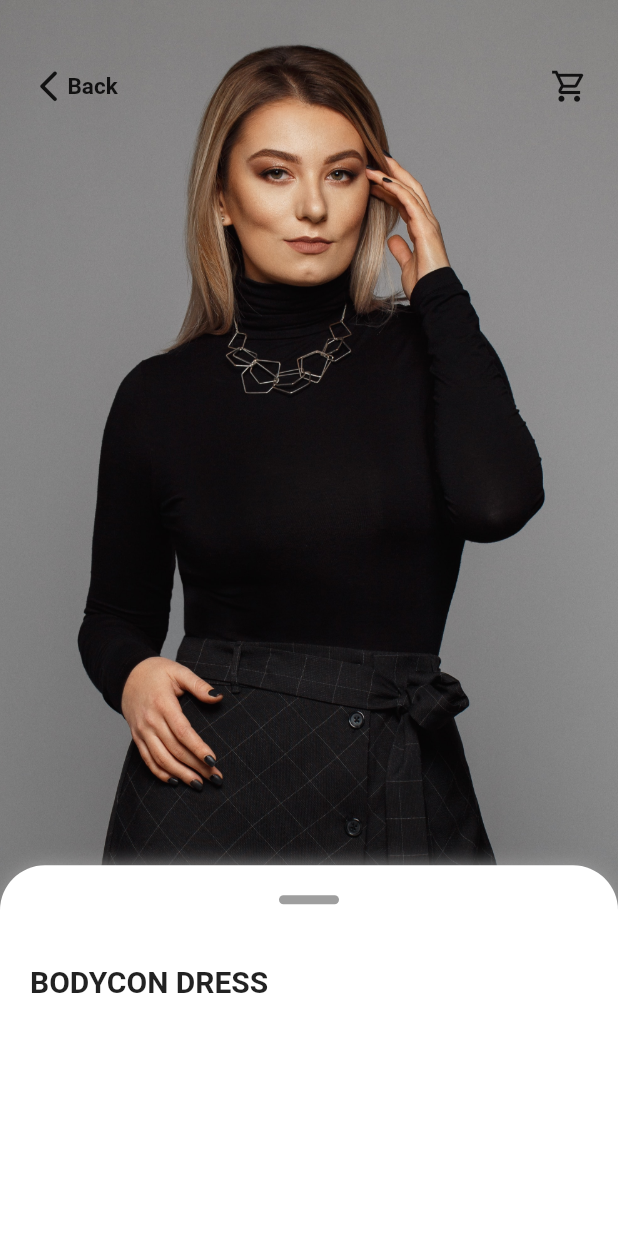
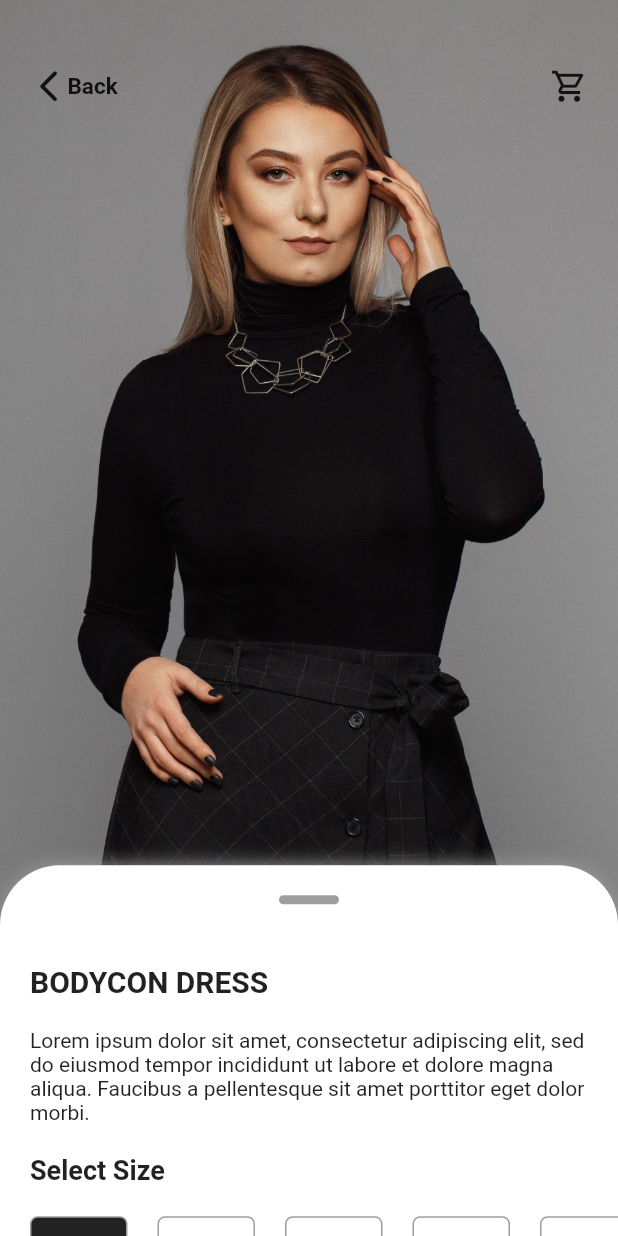
Before and after one commit to Reivu/ecommerce_app_ui, a Flutter app: the screen it shows after launch, after a tap on an icon or button, on a phone screen of 412 x 824 dp. Run offline on Flutter 3.47's test engine with Material 2 defaults, Android fonts, the phone set to English and light mode, and no system bars.

Commit message:
Update
Item Bottom Sheet

```diff
--- a/lib/screens/item_screen.dart
+++ b/lib/screens/item_screen.dart
@@ -1,9 +1,24 @@
 import 'package:ecommerce_app_ui/models/recommendations_model.dart';
 import 'package:flutter/material.dart';
 
-class ItemScreen extends StatelessWidget {
+class ItemScreen extends StatefulWidget {
   final Recommendations recommendations;
   const ItemScreen({Key? key, required this.recommendations}) : super(key: key);
+
+  @override
+  State<ItemScreen> createState() => _ItemScreenState();
+}
+
+class _ItemScreenState extends State<ItemScreen> {
+  int _tabSize = 0;
+  List size = [31, 32, 33, 34, 35];
+
+  void _tab(int index) {
+    setState(() {
+      _tabSize = index;
+      // print(_tabSize);
+    });
+  }
 
   @override
   Widget build(BuildContext context) {
@@ -12,7 +27,7 @@ class ItemScreen extends StatelessWidget {
         children: [
           //Background
           Image.asset(
-            recommendations.imageUrl,
+            widget.recommendations.imageUrl,
             fit: BoxFit.cover,
             height: double.infinity,
           ),
@@ -60,7 +75,7 @@ class ItemScreen extends StatelessWidget {
     return DraggableScrollableSheet(
       initialChildSize: 0.3,
       minChildSize: 0.07,
-      maxChildSize: 0.5,
+      maxChildSize: 0.50,
       snap: true,
       builder: (
         BuildContext context,
@@ -70,8 +85,8 @@ class ItemScreen extends StatelessWidget {
           decoration: const BoxDecoration(
             color: Colors.white,
             borderRadius: BorderRadius.only(
-              topLeft: Radius.circular(30.0),
-              topRight: Radius.circular(30.0),
+              topLeft: Radius.circular(40.0),
+              topRight: Radius.circular(40.0),
             ),
             boxShadow: [
               BoxShadow(
@@ -98,12 +113,141 @@ class ItemScreen extends StatelessWidget {
               Padding(
                 padding: const EdgeInsets.all(20.0),
                 child: Text(
-                  recommendations.name,
+                  widget.recommendations.name,
                   style: const TextStyle(
                     fontSize: 20.0,
                     fontWeight: FontWeight.bold,
                   ),
                 ),
+              ),
+              const Padding(
+                padding: EdgeInsets.symmetric(horizontal: 20.0),
+                child: Text(
+                  'Lorem ipsum dolor sit amet, consectetur adipiscing elit, sed do eiusmod tempor incididunt ut labore et dolore magna aliqua. Faucibus a pellentesque sit amet porttitor eget dolor morbi.',
+                ),
+              ),
+              const Padding(
+                padding: EdgeInsets.all(20.0),
+                child: Text(
+                  'Select Size',
+                  style: TextStyle(
+                    fontSize: 18.0,
+                    fontWeight: FontWeight.bold,
+                  ),
+                ),
+              ),
+              SizedBox(
+                height: 40.0,
+                child: ListView.builder(
+                  padding: const EdgeInsets.symmetric(horizontal: 10.0),
+                  scrollDirection: Axis.horizontal,
+                  itemCount: size.length,
+                  itemBuilder: (BuildContext context, int index) {
+                    return GestureDetector(
+                      onTap: () {
+                        // print(index);
+                        _tab(index);
+                      },
+                      child: Container(
+                        margin: const EdgeInsets.symmetric(horizontal: 10.0),
+                        width: 65.0,
+                        decoration: BoxDecoration(
+                          color:
+                              _tabSize == index ? Colors.black87 : Colors.white,
+                          border: Border.all(
+                            color: Colors.grey,
+                            width: 1.0,
+                          ),
+                          borderRadius: BorderRadius.circular(5.0),
+                        ),
+                        child: Center(
+                          child: Text(
+                            '${size[index]}',
+                            style: TextStyle(
+                              fontWeight: FontWeight.bold,
+                              color: _tabSize == index
+                                  ? Colors.white
+                                  : Colors.black,
+                            ),
+                          ),
+                        ),
+                      ),
+                    );
+                  },
+                ),
+              ),
+              Padding(
+                padding: const EdgeInsets.all(20.0),
+                child: Row(
+                  children: const [
+                    Text(
+                      'DELIVERING TO ',
+                      style: TextStyle(
+                        fontWeight: FontWeight.bold,
+                      ),
+                    ),
+                    Text(
+                      'YOGYAKARTA, IND',
+                      style: TextStyle(
+                        color: Colors.blue,
+                        fontWeight: FontWeight.bold,
+                      ),
+                    ),
+                  ],
+                ),
+              ),
+              Row(
+                mainAxisAlignment: MainAxisAlignment.center,
+                children: [
+                  Container(
+                    height: 40.0,
+                    width: 80.0,
+                    decoration: const BoxDecoration(
+                      color: Colors.blue,
+                      borderRadius: BorderRadius.only(
+                        topLeft: Radius.circular(10.0),
+                        bottomLeft: Radius.circular(10.0),
+                      ),
+                    ),
+                    child: Center(
+                      child: Text(
+                        '\$${widget.recommendations.price}',
+                        style: const TextStyle(
+                          color: Colors.white,
+                        ),
+                      ),
+                    ),
+                  ),
+                  Container(
+                    height: 40.0,
+                    width: 150.0,
+                    decoration: BoxDecoration(
+                      color: Colors.blue[600],
+                      borderRadius: const BorderRadius.only(
+                        topRight: Radius.circular(10.0),
+                        bottomRight: Radius.circular(10.0),
+                      ),
+                    ),
+                    child: Row(
+                      mainAxisAlignment: MainAxisAlignment.end,
+                      children: const [
+                        Text(
+                          'Add To Cart',
+                          style: TextStyle(
+                            color: Colors.white,
+                          ),
+                        ),
+                        SizedBox(width: 10.0),
+                        Icon(
+                          Icons.arrow_forward_ios_rounded,
+                          color: Colors.white,
+                          size: 15.0,
+                        ),
+                        SizedBox(width: 10.0),
+                      ],
+                    ),
+                  ),
+                ],
               )
             ],
           ),
```
